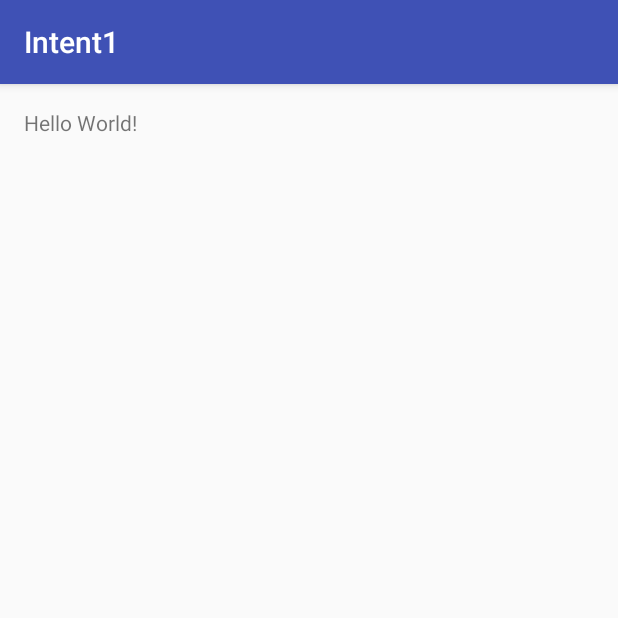
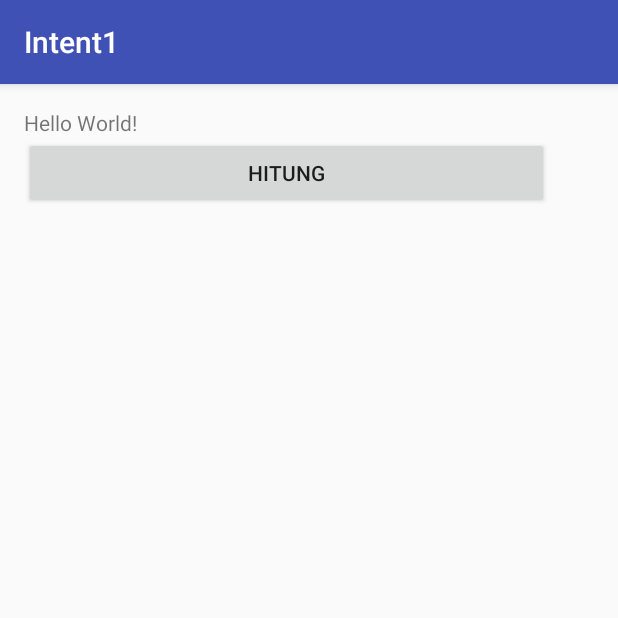
Before and after one commit to edwiaraviqa/Intent1, an Android app: the screen it shows after launch (MainActivity), on a phone screen of 412 x 824 dp, the top half of it. Run offline under Robolectric (Android 15) with nearby library versions, the phone set to English and light mode, and no system bars.

Commit message:
startActivity Part 1

```diff
--- a/app/src/main/AndroidManifest.xml
+++ b/app/src/main/AndroidManifest.xml
@@ -15,6 +15,7 @@
                 <category android:name="android.intent.category.LAUNCHER" />
             </intent-filter>
         </activity>
+        <activity android:name=".HasilActivity"></activity>
     </application>
 
 </manifest>
--- a/app/src/main/java/id/sch/smktelkom_mlg/learn/intent1/MainActivity.java
+++ b/app/src/main/java/id/sch/smktelkom_mlg/learn/intent1/MainActivity.java
@@ -1,7 +1,9 @@
 package id.sch.smktelkom_mlg.learn.intent1;
 
+import android.content.Intent;
 import android.support.v7.app.AppCompatActivity;
 import android.os.Bundle;
+import android.view.View;
 
 public class MainActivity extends AppCompatActivity {
 
@@ -9,5 +11,13 @@ public class MainActivity extends AppCompatActivity {
     protected void onCreate(Bundle savedInstanceState) {
         super.onCreate(savedInstanceState);
         setContentView(R.layout.activity_main);
+        findViewById(R.id.buttonHitung).setOnClickListener(new View.OnClickListener()
+        {
+         @Override
+            public void onClick(View v)
+         {
+             startActivity(new Intent(MainActivity.this, HasilActivity.class));
+         }
+        });
     }
 }
--- a/app/src/main/res/layout/activity_main.xml
+++ b/app/src/main/res/layout/activity_main.xml
@@ -14,4 +14,10 @@
         android:layout_width="wrap_content"
         android:layout_height="wrap_content"
         android:text="Hello World!" />
+
+    <Button
+        android:layout_width="350dp"
+        android:layout_height="wrap_content"
+        android:text="Hitung"
+        android:id="@+id/buttonHitung" />
 </LinearLayout>
```
Also changed, not shown: app/src/main/java/id/sch/smktelkom_mlg/learn/intent1/HasilActivity.java (added, +13 -0 lines), app/src/main/res/layout/activity_hasil.xml (added, +12 -0 lines).
